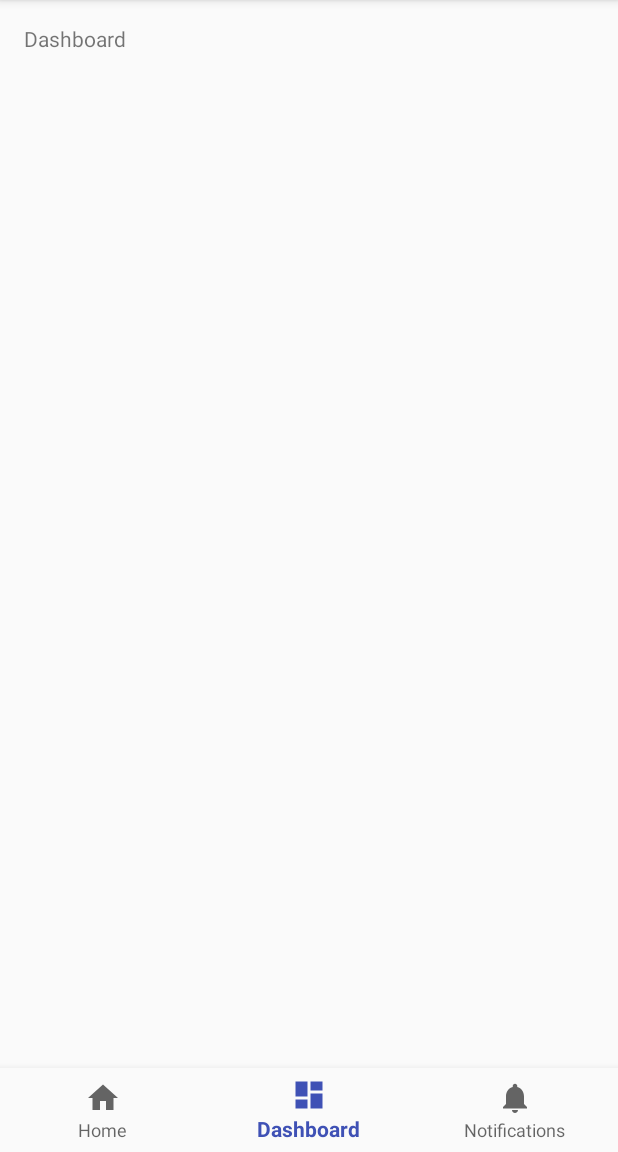
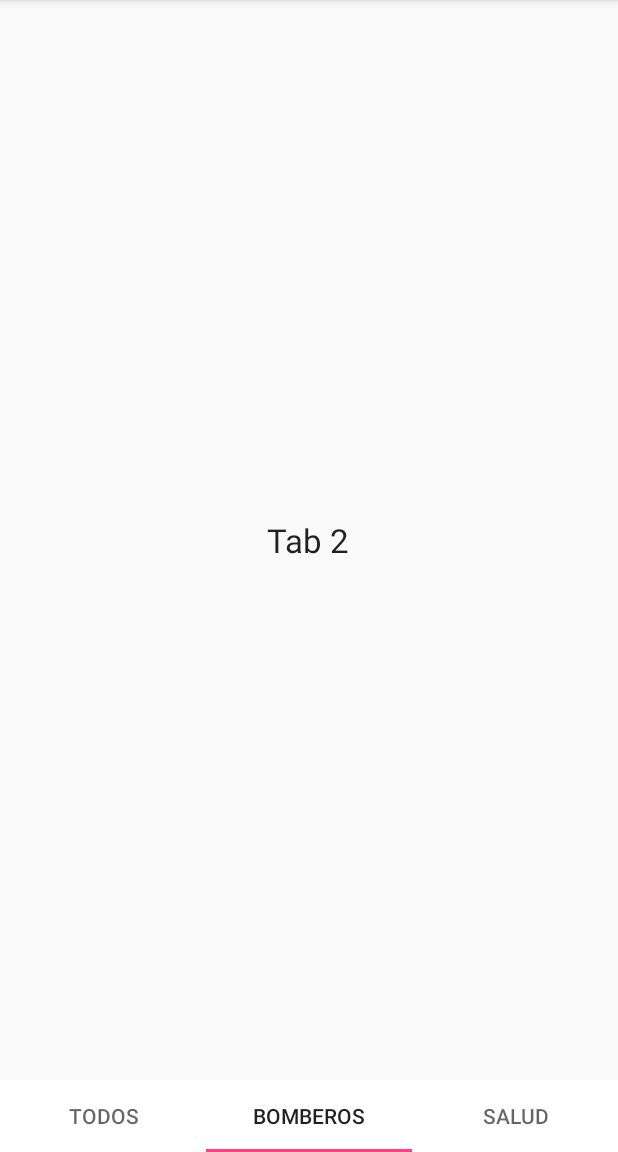
Before and after one commit to iorellana18/Innovo2, an Android app: the MainActivity screen opened directly, with no data from a screen before it, item 2 of the bottom bar chosen, on a phone screen of 412 x 824 dp, the part 84-1236 px from its top. Run offline under Robolectric (Android 15) with nearby library versions, the light colour scheme and no system bars.

Commit message:
tabLayout

```diff
--- a/app/src/main/java/com/example/ian/innovo2/MainActivity.java
+++ b/app/src/main/java/com/example/ian/innovo2/MainActivity.java
@@ -3,42 +3,48 @@ package com.example.ian.innovo2;
 import android.os.Bundle;
 import android.support.annotation.NonNull;
 import android.support.design.widget.BottomNavigationView;
+import android.support.design.widget.NavigationView;
+import android.support.design.widget.TabLayout;
+import android.support.v4.view.ViewPager;
 import android.support.v7.app.AppCompatActivity;
+import android.support.v7.widget.Toolbar;
 import android.view.MenuItem;
+import android.view.ViewParent;
 import android.widget.TextView;
 
-public class MainActivity extends AppCompatActivity {
-
-    private TextView mTextMessage;
-
-    private BottomNavigationView.OnNavigationItemSelectedListener mOnNavigationItemSelectedListener
-            = new BottomNavigationView.OnNavigationItemSelectedListener() {
-
-        @Override
-        public boolean onNavigationItemSelected(@NonNull MenuItem item) {
-            switch (item.getItemId()) {
-                case R.id.navigation_home:
-                    mTextMessage.setText(R.string.title_home);
-                    return true;
-                case R.id.navigation_dashboard:
-                    mTextMessage.setText(R.string.title_dashboard);
-                    return true;
-                case R.id.navigation_notifications:
-                    mTextMessage.setText(R.string.title_notifications);
-                    return true;
-            }
-            return false;
-        }
-    };
+public class MainActivity extends AppCompatActivity{
 
     @Override
     protected void onCreate(Bundle savedInstanceState) {
         super.onCreate(savedInstanceState);
         setContentView(R.layout.activity_main);
 
-        mTextMessage = (TextView) findViewById(R.id.message);
-        BottomNavigationView navigation = (BottomNavigationView) findViewById(R.id.navigation);
-        navigation.setOnNavigationItemSelectedListener(mOnNavigationItemSelectedListener);
+
+        TabLayout tabLayout = (TabLayout) findViewById(R.id.filtro);
+
+        final ViewPager viewPager = (ViewPager) findViewById(R.id.pager);
+        final PagerAdapter adapter = new PagerAdapter
+                (getSupportFragmentManager(), tabLayout.getTabCount());
+        viewPager.setAdapter(adapter);
+        viewPager.addOnPageChangeListener(new TabLayout.TabLayoutOnPageChangeListener(tabLayout));
+        tabLayout.setOnTabSelectedListener(new TabLayout.OnTabSelectedListener() {
+            @Override
+            public void onTabSelected(TabLayout.Tab tab) {
+                viewPager.setCurrentItem(tab.getPosition());
+            }
+
+            @Override
+            public void onTabUnselected(TabLayout.Tab tab) {
+
+            }
+
+            @Override
+            public void onTabReselected(TabLayout.Tab tab) {
+
+            }
+        });
     }
 
+
+
 }
--- /dev/null
+++ b/app/src/main/java/com/example/ian/innovo2/PagerAdapter.java
@@ -0,0 +1,43 @@
+package com.example.ian.innovo2;
+
+import android.support.v4.app.Fragment;
+import android.support.v4.app.FragmentManager;
+import android.support.v4.app.FragmentStatePagerAdapter;
+
+import com.example.ian.innovo2.filtros.AllFragment;
+import com.example.ian.innovo2.filtros.FiremanFragment;
+
+/**
+ * Created by ian on 14-11-17.
+ */
+public class PagerAdapter extends FragmentStatePagerAdapter {
+    int mNumOfTabs;
+
+    public PagerAdapter(FragmentManager fm, int NumOfTabs) {
+        super(fm);
+        this.mNumOfTabs = NumOfTabs;
+    }
+
+    @Override
+    public Fragment getItem(int position) {
+
+        switch (position) {
+            case 0:
+                AllFragment tab1 = new AllFragment();
+                return tab1;
+            case 1:
+                FiremanFragment tab2 = new FiremanFragment();
+                return tab2;
+            case 2:
+                AllFragment tab3 = new AllFragment();
+                return tab3;
+            default:
+                return null;
+        }
+    }
+
+    @Override
+    public int getCount() {
+        return mNumOfTabs;
+    }
+}
--- /dev/null
+++ b/app/src/main/java/com/example/ian/innovo2/filtros/AllFragment.java
@@ -0,0 +1,20 @@
+package com.example.ian.innovo2.filtros;
+
+import android.os.Bundle;
+import android.support.v4.app.Fragment;
+import android.view.LayoutInflater;
+import android.view.View;
+import android.view.ViewGroup;
+
+import com.example.ian.innovo2.R;
+
+/**
+ * Created by ian on 14-11-17.
+ */
+
+public class AllFragment extends Fragment {
+    @Override
+    public View onCreateView(LayoutInflater inflater, ViewGroup container, Bundle savedInstanceState) {
+        return inflater.inflate(R.layout.fragment_all, container, false);
+    }
+}
--- /dev/null
+++ b/app/src/main/java/com/example/ian/innovo2/filtros/FiremanFragment.java
@@ -0,0 +1,20 @@
+package com.example.ian.innovo2.filtros;
+
+import android.os.Bundle;
+import android.support.v4.app.Fragment;
+import android.view.LayoutInflater;
+import android.view.View;
+import android.view.ViewGroup;
+
+import com.example.ian.innovo2.R;
+
+/**
+ * Created by ian on 14-11-17.
+ */
+
+public class FiremanFragment extends Fragment {
+    @Override
+    public View onCreateView(LayoutInflater inflater, ViewGroup container, Bundle savedInstanceState) {
+        return inflater.inflate(R.layout.fragment_fireman, container, false);
+    }
+}
--- a/app/src/main/res/layout/activity_main.xml
+++ b/app/src/main/res/layout/activity_main.xml
@@ -1,5 +1,5 @@
 <?xml version="1.0" encoding="utf-8"?>
-<android.support.constraint.ConstraintLayout xmlns:android="http://schemas.android.com/apk/res/android"
+<RelativeLayout xmlns:android="http://schemas.android.com/apk/res/android"
     xmlns:app="http://schemas.android.com/apk/res-auto"
     xmlns:tools="http://schemas.android.com/tools"
     android:id="@+id/container"
@@ -7,27 +7,55 @@
     android:layout_height="match_parent"
     tools:context="com.example.ian.innovo2.MainActivity">
 
-    <TextView
-        android:id="@+id/message"
-        android:layout_width="wrap_content"
+    <android.support.v4.widget.SwipeRefreshLayout
+        android:id="@+id/swipeContainer"
+        android:layout_width="match_parent"
         android:layout_height="wrap_content"
-        android:layout_marginLeft="@dimen/activity_horizontal_margin"
-        android:layout_marginStart="@dimen/activity_horizontal_margin"
-        android:layout_marginTop="@dimen/activity_vertical_margin"
-        android:text="@string/title_home"
-        app:layout_constraintLeft_toLeftOf="parent"
-        app:layout_constraintTop_toTopOf="parent" />
+        android:layout_above="@+id/filtro">
 
-    <android.support.design.widget.BottomNavigationView
-        android:id="@+id/navigation"
-        android:layout_width="0dp"
+        <android.support.v4.view.ViewPager
+            android:id="@+id/pager"
+            android:layout_width="match_parent"
+            android:layout_height="wrap_content"
+            tools:spanCount="2"
+            android:padding="3dp"
+
+            >
+
+        </android.support.v4.view.ViewPager>
+    </android.support.v4.widget.SwipeRefreshLayout>
+
+
+    <android.support.design.widget.TabLayout
+        android:id="@+id/filtro"
+        android:layout_width="match_parent"
         android:layout_height="wrap_content"
-        android:layout_marginEnd="0dp"
-        android:layout_marginStart="0dp"
-        android:background="?android:attr/windowBackground"
-        app:layout_constraintBottom_toBottomOf="parent"
-        app:layout_constraintLeft_toLeftOf="parent"
-        app:layout_constraintRight_toRightOf="parent"
-        app:menu="@menu/navigation" />
+        android:background="@android:color/white"
+        android:layout_gravity="bottom|center_horizontal"
+        app:tabIndicatorColor="@color/colorAccent"
+        android:layout_alignParentBottom="true"
+        >
+        <android.support.design.widget.TabItem
+            android:layout_width="wrap_content"
+            android:layout_height="wrap_content"
+            android:tag="filtro1"
+            android:text="Todos"
 
-</android.support.constraint.ConstraintLayout>
+            />
+        <android.support.design.widget.TabItem
+            android:layout_width="wrap_content"
+            android:layout_height="wrap_content"
+            android:text="Bomberos"
+            android:tag="filtro2"
+
+            />
+        <android.support.design.widget.TabItem
+            android:layout_width="wrap_content"
+            android:layout_height="wrap_content"
+            android:text="Salud"
+            android:tag="filtro3"
+            />
+
+    </android.support.design.widget.TabLayout>
+
+</RelativeLayout>
--- /dev/null
+++ b/app/src/main/res/layout/fragment_all.xml
@@ -0,0 +1,15 @@
+<?xml version="1.0" encoding="utf-8"?>
+<RelativeLayout xmlns:android="http://schemas.android.com/apk/res/android"
+    android:layout_width="match_parent"
+    android:layout_height="match_parent"
+    android:orientation="vertical">
+
+    <TextView
+        android:id="@+id/textView"
+        android:layout_width="wrap_content"
+        android:layout_height="wrap_content"
+        android:layout_centerInParent="true"
+        android:text="Tab 3"
+        android:textAppearance="?android:attr/textAppearanceLarge"/>
+
+</RelativeLayout>
--- /dev/null
+++ b/app/src/main/res/layout/fragment_fireman.xml
@@ -0,0 +1,15 @@
+<?xml version="1.0" encoding="utf-8"?>
+<RelativeLayout xmlns:android="http://schemas.android.com/apk/res/android"
+    android:layout_width="match_parent"
+    android:layout_height="match_parent"
+    android:orientation="vertical">
+
+    <TextView
+        android:id="@+id/textView"
+        android:layout_width="wrap_content"
+        android:layout_height="wrap_content"
+        android:layout_centerInParent="true"
+        android:text="Tab 2"
+        android:textAppearance="?android:attr/textAppearanceLarge"/>
+
+</RelativeLayout>
```
